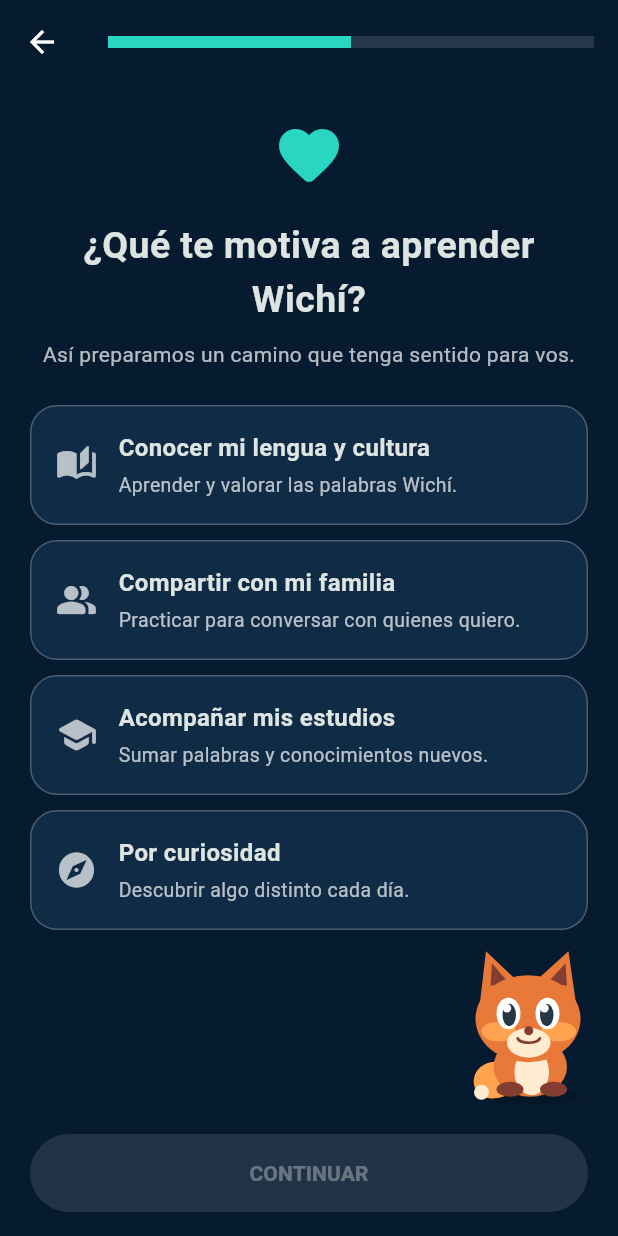
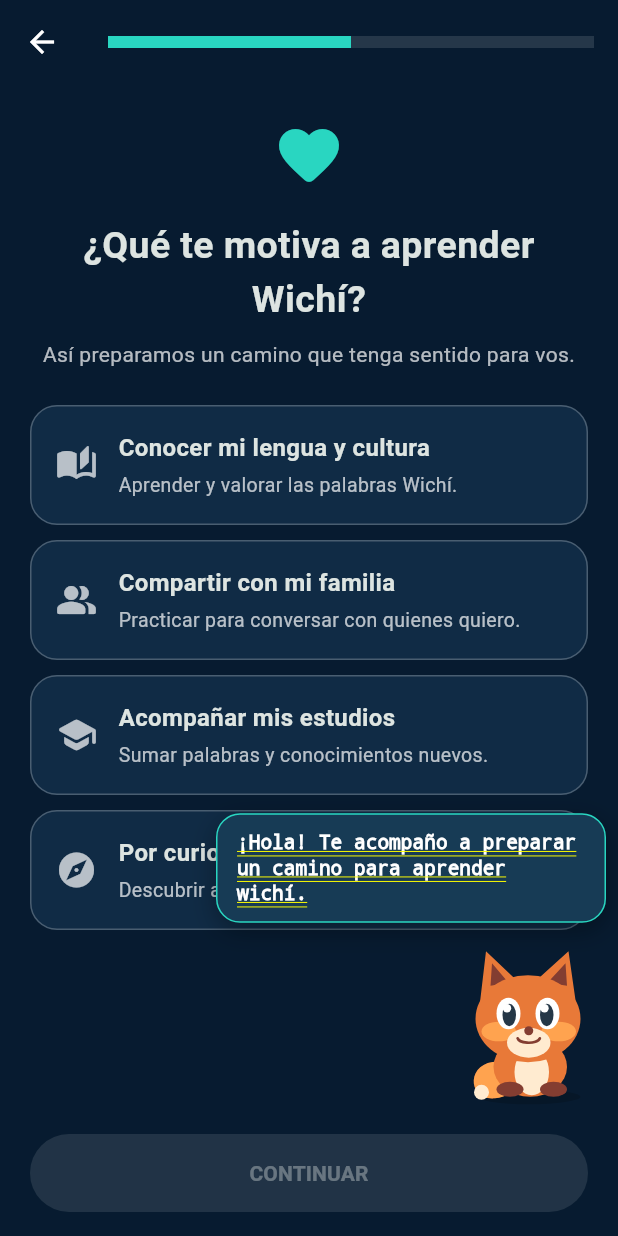
Before and after one commit to Leonardo1991231/duolingo-wichi, a Flutter app: the PantallaPreparacion screen opened directly, on a phone screen of 412 x 824 dp. Run offline on Flutter 3.47's test engine with Material 3 defaults, Android fonts, the phone set to English and light mode, and no system bars; our stand-ins replace audioplayers, cloud_firestore, firebase_auth, firebase_core, google_sign_in, image_picker and 1 more; missing offline and left inert: record; accounts and stored records are empty.

Commit message:
Corrige compilación de web y APK

```diff
--- a/lib/models/estado_asistente.dart
+++ b/lib/models/estado_asistente.dart
@@ -2,6 +2,11 @@ enum EstadoZorro { idle, greeting, talking, thinking, happy, sad, celebrating }
 
 enum EventoZorro {
   appOpened,
+  preparationStarted,
+  motivationSelected,
+  goalStepOpened,
+  weeklyGoalSelected,
+  preparationCompleted,
   activityStarted,
   correctAnswer,
   incorrectAnswer,
--- a/lib/services/mensajes_asistente.dart
+++ b/lib/services/mensajes_asistente.dart
@@ -8,12 +8,42 @@ class MensajesAsistente {
     required EventoZorro evento,
     String modulo = '',
     String respuestaCorrecta = '',
+    String detalle = '',
   }) {
     return switch (evento) {
       EventoZorro.appOpened => ReaccionZorro(
           id: id,
           estado: EstadoZorro.greeting,
           mensaje: '¡Hola! ¿Qué palabra en wichí vamos a aprender hoy?',
+        ),
+      EventoZorro.preparationStarted => ReaccionZorro(
+          id: id,
+          estado: EstadoZorro.greeting,
+          mensaje: '¡Hola! Te acompaño a preparar un camino para aprender wichí.',
+        ),
+      EventoZorro.motivationSelected => ReaccionZorro(
+          id: id,
+          estado: EstadoZorro.happy,
+          mensaje: detalle.isEmpty
+              ? 'Qué bueno que tengas ganas de aprender. Vamos paso a paso.'
+              : 'Ese es un gran motivo: $detalle. Vamos paso a paso.',
+        ),
+      EventoZorro.goalStepOpened => ReaccionZorro(
+          id: id,
+          estado: EstadoZorro.talking,
+          mensaje: 'Ahora elegí una meta semanal que puedas sostener a tu ritmo.',
+        ),
+      EventoZorro.weeklyGoalSelected => ReaccionZorro(
+          id: id,
+          estado: EstadoZorro.happy,
+          mensaje: detalle.isEmpty
+              ? 'Perfecto. Una meta a tu ritmo vale mucho.'
+              : 'Perfecto: $detalle. Una meta a tu ritmo vale mucho.',
+        ),
+      EventoZorro.preparationCompleted => ReaccionZorro(
+          id: id,
+          estado: EstadoZorro.celebrating,
+          mensaje: '¡Listo! Ya elegiste tu objetivo. ¡Empecemos a aprender wichí!',
         ),
       EventoZorro.activityStarted => ReaccionZorro(
           id: id,
--- a/lib/widgets/zorro_asistente.dart
+++ b/lib/widgets/zorro_asistente.dart
@@ -27,12 +27,14 @@ class ContextoLocalZorro {
     EventoZorro evento, {
     String modulo = '',
     String respuestaEsperada = '',
+    String detalle = '',
   }) {
     reacciones.value = MensajesAsistente.paraEvento(
       id: ++_secuencia,
       evento: evento,
       modulo: modulo,
       respuestaCorrecta: respuestaEsperada,
+      detalle: detalle,
     );
   }
 
```
Also changed, not shown: 1 other file.
